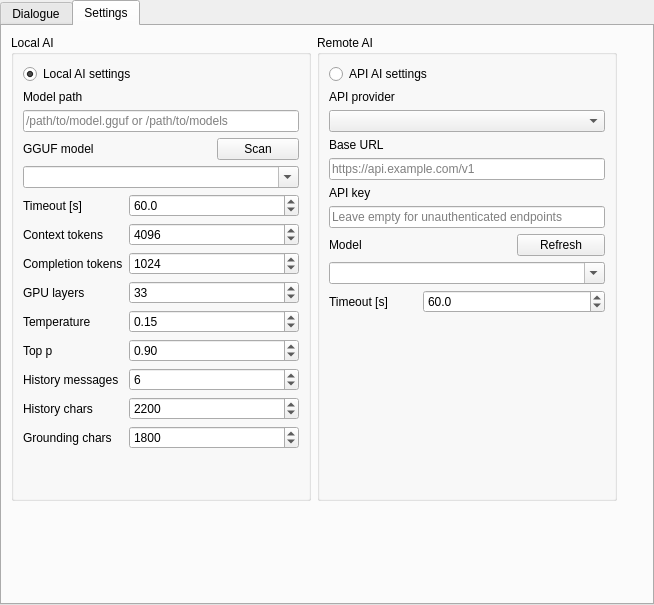
This is src/VeraGrid/Gui/AiAgent/ai_chat_gui.ui in SanPen/VeraGrid as Qt 5 draws it before an edit. The edited form follows.
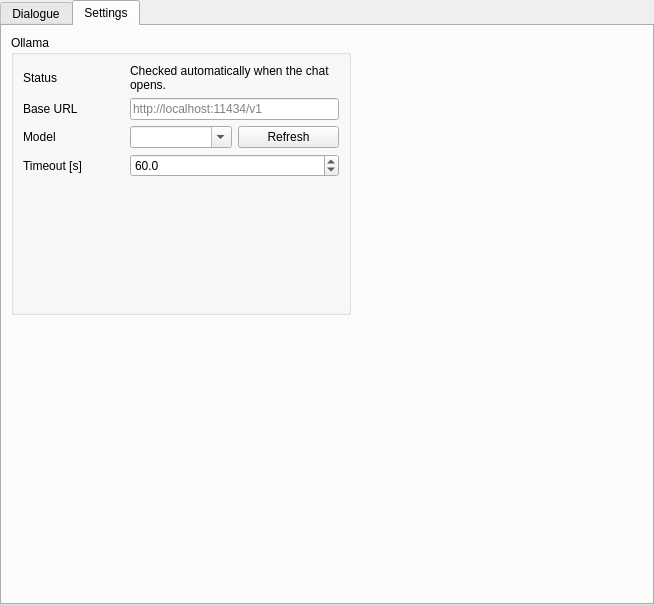
This is the edited form. The open tabs and pages were chosen to show the change.

```diff
--- a/src/VeraGrid/Gui/AiAgent/ai_chat_gui.ui
+++ b/src/VeraGrid/Gui/AiAgent/ai_chat_gui.ui
@@ -113,12 +113,6 @@
            </property>
            <item>
             <widget class="QPlainTextEdit" name="message_plain_text_edit">
-             <property name="sizePolicy">
-              <sizepolicy hsizetype="Expanding" vsizetype="Expanding">
-               <horstretch>0</horstretch>
-               <verstretch>0</verstretch>
-              </sizepolicy>
-             </property>
              <property name="minimumSize">
               <size>
                <width>0</width>
@@ -207,383 +201,58 @@
        <string>Settings</string>
       </attribute>
       <layout class="QGridLayout" name="gridLayout">
-       <item row="0" column="0" colspan="2">
+       <item row="0" column="0">
         <widget class="QGroupBox" name="groupBox">
          <property name="minimumSize">
           <size>
-           <width>300</width>
+           <width>340</width>
            <height>0</height>
           </size>
          </property>
          <property name="title">
-          <string>Local AI</string>
+          <string>Ollama</string>
          </property>
          <layout class="QGridLayout" name="gridLayout_2">
-          <item row="6" column="0" colspan="3">
-           <widget class="QComboBox" name="local_model_combo_box">
-            <property name="editable">
-             <bool>true</bool>
+          <item row="0" column="0">
+           <widget class="QLabel" name="ollama_status_label">
+            <property name="text">
+             <string>Status</string>
             </property>
-            <property name="insertPolicy">
-             <enum>QComboBox::InsertPolicy::NoInsert</enum>
-            </property>
            </widget>
           </item>
-          <item row="16" column="1">
-           <spacer name="verticalSpacer">
-            <property name="orientation">
-             <enum>Qt::Orientation::Vertical</enum>
-            </property>
-            <property name="sizeHint" stdset="0">
-             <size>
-              <width>20</width>
-              <height>40</height>
-             </size>
-            </property>
-           </spacer>
-          </item>
-          <item row="4" column="0" colspan="3">
-           <widget class="QLineEdit" name="local_model_path_line_edit">
-            <property name="placeholderText">
-             <string>/path/to/model.gguf or /path/to/models</string>
-            </property>
-           </widget>
-          </item>
-          <item row="7" column="1" colspan="2">
-           <widget class="QDoubleSpinBox" name="local_timeout_double_spin_box">
-            <property name="decimals">
-             <number>1</number>
-            </property>
-            <property name="minimum">
-             <double>1.000000000000000</double>
-            </property>
-            <property name="maximum">
-             <double>600.000000000000000</double>
-            </property>
-            <property name="singleStep">
-             <double>5.000000000000000</double>
-            </property>
-            <property name="value">
-             <double>60.000000000000000</double>
-            </property>
-           </widget>
-          </item>
-          <item row="0" column="0" colspan="2">
-           <widget class="QRadioButton" name="local_ai_radioButton">
+          <item row="0" column="1" colspan="2">
+           <widget class="QLabel" name="ollama_status_value_label">
             <property name="text">
-             <string>Local AI settings</string>
+             <string>Checked automatically when the chat opens.</string>
             </property>
-            <property name="checked">
+            <property name="wordWrap">
              <bool>true</bool>
             </property>
            </widget>
           </item>
-          <item row="5" column="2">
-           <widget class="QPushButton" name="local_refresh_models_button">
-            <property name="text">
-             <string>Scan</string>
-            </property>
-           </widget>
-          </item>
-          <item row="5" column="0" colspan="2">
-           <widget class="QLabel" name="local_model_label">
-            <property name="text">
-             <string>GGUF model</string>
-            </property>
-           </widget>
-          </item>
-          <item row="3" column="0">
+          <item row="1" column="0">
            <widget class="QLabel" name="local_model_path_label">
             <property name="text">
-             <string>Model path</string>
+             <string>Base URL</string>
             </property>
            </widget>
           </item>
-          <item row="7" column="0">
-           <widget class="QLabel" name="local_timeout_label">
-            <property name="text">
-             <string>Timeout [s]</string>
-            </property>
-           </widget>
-          </item>
-          <item row="8" column="0">
-           <widget class="QLabel" name="local_context_tokens_label">
-            <property name="text">
-             <string>Context tokens</string>
-            </property>
-           </widget>
-          </item>
-          <item row="8" column="1" colspan="2">
-           <widget class="QSpinBox" name="local_context_tokens_spin_box">
-            <property name="minimum">
-             <number>512</number>
-            </property>
-            <property name="maximum">
-             <number>32768</number>
-            </property>
-            <property name="singleStep">
-             <number>512</number>
-            </property>
-            <property name="value">
-             <number>4096</number>
-            </property>
-           </widget>
-          </item>
-          <item row="9" column="0">
-           <widget class="QLabel" name="local_completion_tokens_label">
-            <property name="text">
-             <string>Completion tokens</string>
-            </property>
-           </widget>
-          </item>
-          <item row="9" column="1" colspan="2">
-           <widget class="QSpinBox" name="local_completion_tokens_spin_box">
-            <property name="minimum">
-             <number>64</number>
-            </property>
-            <property name="maximum">
-             <number>8192</number>
-            </property>
-            <property name="singleStep">
-             <number>64</number>
-            </property>
-            <property name="value">
-             <number>1024</number>
-            </property>
-           </widget>
-          </item>
-          <item row="10" column="0">
-           <widget class="QLabel" name="local_gpu_layers_label">
-            <property name="text">
-             <string>GPU layers</string>
-            </property>
-           </widget>
-          </item>
-          <item row="10" column="1" colspan="2">
-           <widget class="QSpinBox" name="local_gpu_layers_spin_box">
-            <property name="minimum">
-             <number>-1</number>
-            </property>
-            <property name="maximum">
-             <number>512</number>
-            </property>
-            <property name="value">
-             <number>33</number>
-            </property>
-           </widget>
-          </item>
-          <item row="11" column="0">
-           <widget class="QLabel" name="local_temperature_label">
-            <property name="text">
-             <string>Temperature</string>
-            </property>
-           </widget>
-          </item>
-          <item row="11" column="1" colspan="2">
-           <widget class="QDoubleSpinBox" name="local_temperature_double_spin_box">
-            <property name="decimals">
-             <number>2</number>
-            </property>
-            <property name="minimum">
-             <double>0.000000000000000</double>
-            </property>
-            <property name="maximum">
-             <double>2.000000000000000</double>
-            </property>
-            <property name="singleStep">
-             <double>0.050000000000000</double>
-            </property>
-            <property name="value">
-             <double>0.150000000000000</double>
-            </property>
-           </widget>
-          </item>
-          <item row="12" column="0">
-           <widget class="QLabel" name="local_top_p_label">
-            <property name="text">
-             <string>Top p</string>
-            </property>
-           </widget>
-          </item>
-          <item row="12" column="1" colspan="2">
-           <widget class="QDoubleSpinBox" name="local_top_p_double_spin_box">
-            <property name="decimals">
-             <number>2</number>
-            </property>
-            <property name="minimum">
-             <double>0.050000000000000</double>
-            </property>
-            <property name="maximum">
-             <double>1.000000000000000</double>
-            </property>
-            <property name="singleStep">
-             <double>0.050000000000000</double>
-            </property>
-            <property name="value">
-             <double>0.900000000000000</double>
-            </property>
-           </widget>
-          </item>
-          <item row="13" column="0">
-           <widget class="QLabel" name="local_history_messages_label">
-            <property name="text">
-             <string>History messages</string>
-            </property>
-           </widget>
-          </item>
-          <item row="13" column="1" colspan="2">
-           <widget class="QSpinBox" name="local_history_messages_spin_box">
-            <property name="minimum">
-             <number>1</number>
-            </property>
-            <property name="maximum">
-             <number>64</number>
-            </property>
-            <property name="value">
-             <number>6</number>
-            </property>
-           </widget>
-          </item>
-          <item row="14" column="0">
-           <widget class="QLabel" name="local_history_chars_label">
-            <property name="text">
-             <string>History chars</string>
-            </property>
-           </widget>
-          </item>
-          <item row="14" column="1" colspan="2">
-           <widget class="QSpinBox" name="local_history_chars_spin_box">
-            <property name="minimum">
-             <number>512</number>
-            </property>
-            <property name="maximum">
-             <number>64000</number>
-            </property>
-            <property name="singleStep">
-             <number>256</number>
-            </property>
-            <property name="value">
-             <number>2200</number>
-            </property>
-           </widget>
-          </item>
-          <item row="15" column="0">
-           <widget class="QLabel" name="local_grounding_chars_label">
-            <property name="text">
-             <string>Grounding chars</string>
-            </property>
-           </widget>
-          </item>
-          <item row="15" column="1" colspan="2">
-           <widget class="QSpinBox" name="local_grounding_chars_spin_box">
-            <property name="minimum">
-             <number>256</number>
-            </property>
-            <property name="maximum">
-             <number>64000</number>
-            </property>
-            <property name="singleStep">
-             <number>256</number>
-            </property>
-            <property name="value">
-             <number>1800</number>
-            </property>
-           </widget>
-          </item>
-         </layout>
-        </widget>
-       </item>
-       <item row="0" column="2">
-        <widget class="QGroupBox" name="groupBox_2">
-         <property name="minimumSize">
-          <size>
-           <width>300</width>
-           <height>0</height>
-          </size>
-         </property>
-         <property name="title">
-          <string>Remote AI</string>
-         </property>
-         <layout class="QGridLayout" name="gridLayout_3">
-          <item row="6" column="0">
-           <widget class="QLabel" name="api_api_key_label">
-            <property name="text">
-             <string>API key</string>
-            </property>
-           </widget>
-          </item>
-          <item row="12" column="1">
-           <spacer name="verticalSpacer_2">
-            <property name="orientation">
-             <enum>Qt::Orientation::Vertical</enum>
-            </property>
-            <property name="sizeHint" stdset="0">
-             <size>
-              <width>20</width>
-              <height>40</height>
-             </size>
-            </property>
-           </spacer>
-          </item>
-          <item row="11" column="1" colspan="2">
-           <widget class="QDoubleSpinBox" name="api_timeout_double_spin_box">
-            <property name="decimals">
-             <number>1</number>
-            </property>
-            <property name="minimum">
-             <double>1.000000000000000</double>
-            </property>
-            <property name="maximum">
-             <double>600.000000000000000</double>
-            </property>
-            <property name="singleStep">
-             <double>5.000000000000000</double>
-            </property>
-            <property name="value">
-             <double>60.000000000000000</double>
-            </property>
-           </widget>
-          </item>
-          <item row="5" column="0" colspan="3">
-           <widget class="QLineEdit" name="api_base_url_line_edit">
+          <item row="1" column="1" colspan="2">
+           <widget class="QLineEdit" name="local_model_path_line_edit">
             <property name="placeholderText">
-             <string>https://api.example.com/v1</string>
-            </property>
-           </widget>
-          </item>
-          <item row="7" column="0" colspan="3">
-           <widget class="QLineEdit" name="api_api_key_line_edit">
-            <property name="echoMode">
-             <enum>QLineEdit::EchoMode::Password</enum>
-            </property>
-            <property name="placeholderText">
-             <string>Leave empty for unauthenticated endpoints</string>
-            </property>
-           </widget>
-          </item>
-          <item row="11" column="0">
-           <widget class="QLabel" name="api_timeout_label">
-            <property name="text">
-             <string>Timeout [s]</string>
+             <string>http://localhost:11434/v1</string>
             </property>
            </widget>
           </item>
           <item row="2" column="0">
-           <widget class="QLabel" name="api_provider_label">
-            <property name="text">
-             <string>API provider</string>
-            </property>
-           </widget>
-          </item>
-          <item row="8" column="0">
-           <widget class="QLabel" name="api_model_label">
+           <widget class="QLabel" name="local_model_label">
             <property name="text">
              <string>Model</string>
             </property>
            </widget>
           </item>
-          <item row="9" column="0" colspan="3">
-           <widget class="QComboBox" name="api_model_combo_box">
+          <item row="2" column="1">
+           <widget class="QComboBox" name="local_model_combo_box">
             <property name="editable">
              <bool>true</bool>
             </property>
@@ -592,47 +261,56 @@
             </property>
            </widget>
           </item>
-          <item row="0" column="0" colspan="2">
-           <widget class="QRadioButton" name="api_ai_radioButton">
-            <property name="text">
-             <string>API AI settings</string>
-            </property>
-           </widget>
-          </item>
-          <item row="4" column="0">
-           <widget class="QLabel" name="api_base_url_label">
-            <property name="text">
-             <string>Base URL</string>
-            </property>
-           </widget>
-          </item>
-          <item row="3" column="0" colspan="3">
-           <widget class="QComboBox" name="api_provider_combo_box"/>
-          </item>
-          <item row="8" column="2">
-           <widget class="QPushButton" name="api_refresh_models_button">
+          <item row="2" column="2">
+           <widget class="QPushButton" name="local_refresh_models_button">
             <property name="text">
              <string>Refresh</string>
             </property>
            </widget>
           </item>
+          <item row="3" column="0">
+           <widget class="QLabel" name="local_timeout_label">
+            <property name="text">
+             <string>Timeout [s]</string>
+            </property>
+           </widget>
+          </item>
+          <item row="3" column="1" colspan="2">
+           <widget class="QDoubleSpinBox" name="local_timeout_double_spin_box">
+            <property name="decimals">
+             <number>1</number>
+            </property>
+            <property name="minimum">
+             <double>1.000000000000000</double>
+            </property>
+            <property name="maximum">
+             <double>600.000000000000000</double>
+            </property>
+            <property name="singleStep">
+             <double>5.000000000000000</double>
+            </property>
+            <property name="value">
+             <double>60.000000000000000</double>
+            </property>
+           </widget>
+          </item>
+          <item row="4" column="1">
+           <spacer name="verticalSpacer">
+            <property name="orientation">
+             <enum>Qt::Orientation::Vertical</enum>
+            </property>
+            <property name="sizeHint" stdset="0">
+             <size>
+              <width>20</width>
+              <height>40</height>
+             </size>
+            </property>
+           </spacer>
+          </item>
          </layout>
         </widget>
        </item>
-       <item row="2" column="0">
-        <spacer name="controls_spacer">
-         <property name="orientation">
-          <enum>Qt::Orientation::Vertical</enum>
-         </property>
-         <property name="sizeHint" stdset="0">
-          <size>
-           <width>20</width>
-           <height>40</height>
-          </size>
-         </property>
-        </spacer>
-       </item>
-       <item row="0" column="3">
+       <item row="0" column="1">
         <spacer name="horizontalSpacer">
          <property name="orientation">
           <enum>Qt::Orientation::Horizontal</enum>
@@ -645,6 +323,19 @@
          </property>
         </spacer>
        </item>
+       <item row="1" column="0">
+        <spacer name="controls_spacer">
+         <property name="orientation">
+          <enum>Qt::Orientation::Vertical</enum>
+         </property>
+         <property name="sizeHint" stdset="0">
+          <size>
+           <width>20</width>
+           <height>40</height>
+          </size>
+         </property>
+        </spacer>
+       </item>
       </layout>
      </widget>
     </widget>
```
